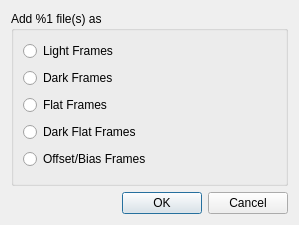
This is DeepSkyStacker/ui/DropFilesDlg.ui in deepskystacker/DSS as Qt 5 draws it before an edit. The edited form follows.
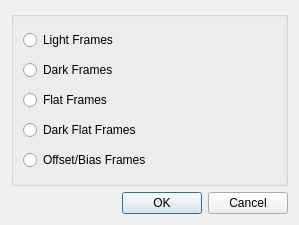
This is the edited form.

```diff
--- a/DeepSkyStacker/ui/DropFilesDlg.ui
+++ b/DeepSkyStacker/ui/DropFilesDlg.ui
@@ -17,7 +17,7 @@
    <item>
     <widget class="QGroupBox" name="dropFiles">
      <property name="title">
-      <string comment="IDC_DROPFILESTEXT">Add %1 file(s) as</string>
+      <string notr="true"/>
      </property>
      <layout class="QVBoxLayout" name="verticalLayout_2">
       <item>
```
Left out of the diff: 10 changed lines with no effect on the pictures.
